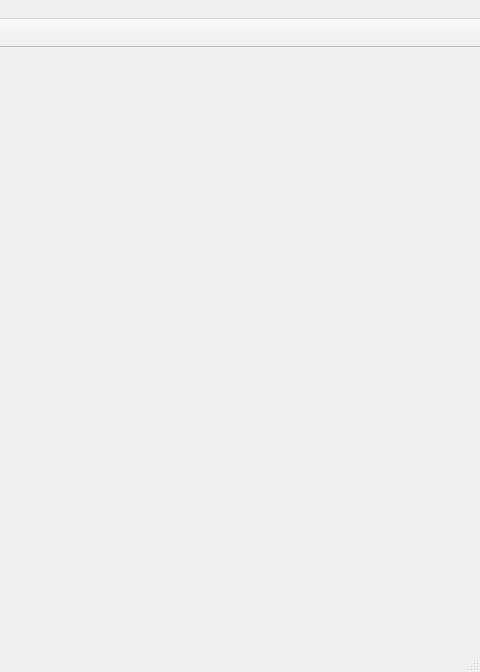
The window that projects/ores.qt/MainWindow.ui (OreStudio/OreStudio) describes before a commit, drawn with Qt 5; both pictures show x 589 to 1069 and y 0 to 672 of the 1069 by 672 pixel window.
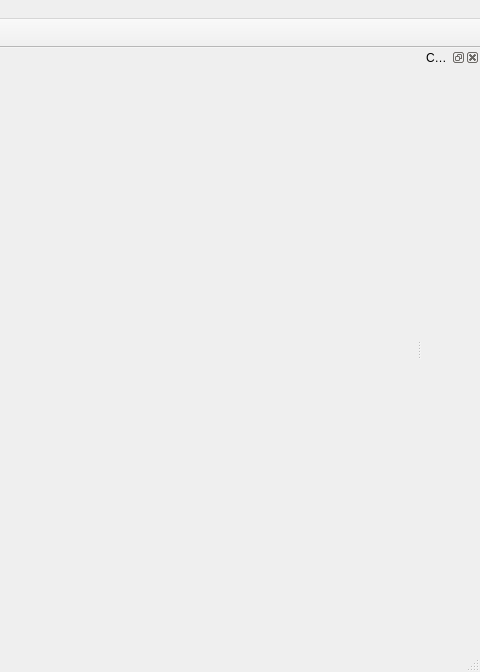
The same window after the commit. Icons and pictures are not drawn.

Commit message: [qt] Try using a currency detail panel instead of a dialog

```diff
--- a/projects/ores.qt/MainWindow.ui
+++ b/projects/ores.qt/MainWindow.ui
@@ -128,6 +128,15 @@
     <string>Delete selected item</string>
    </property>
   </action>
+  <widget class="QDockWidget" name="currencyDetailDockWidget">
+   <property name="windowTitle">
+    <string>Currency Details</string>
+   </property>
+   <attribute name="dockWidgetArea">
+    <number>2</number> <!-- Qt::RightDockWidgetArea -->
+   </attribute>
+   <widget class="QWidget" name="dockWidgetContents"/>
+  </widget>
  </widget>
  <resources/>
  <connections/>
```
Left out of the diff: 8 changed lines with no effect on the pictures. The commit also changes 9 other files.
